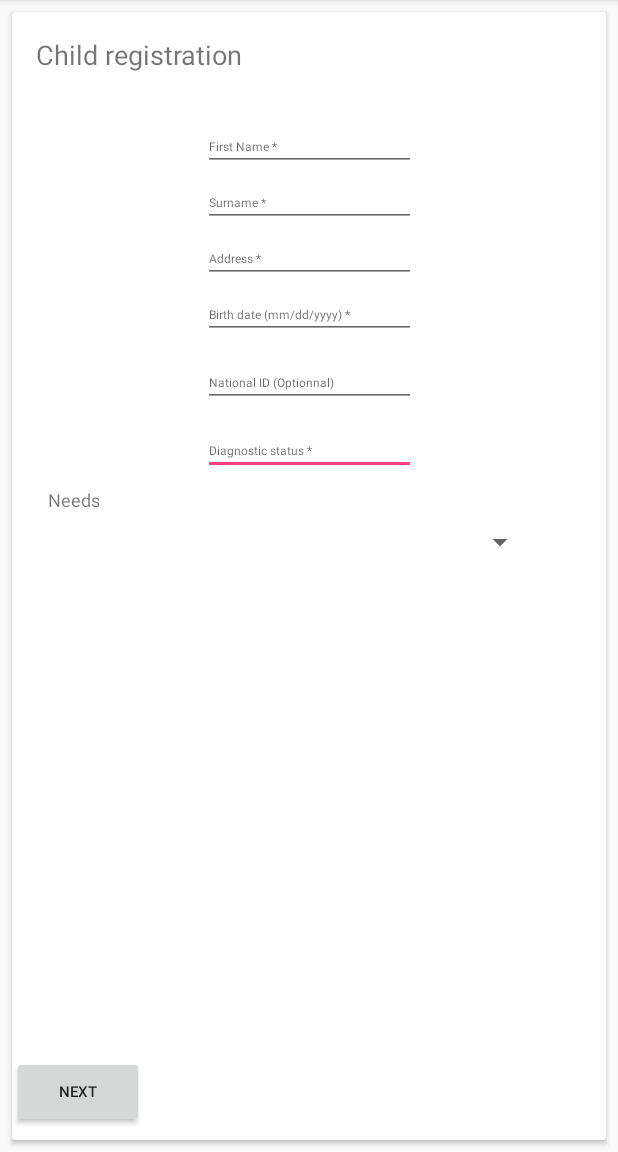
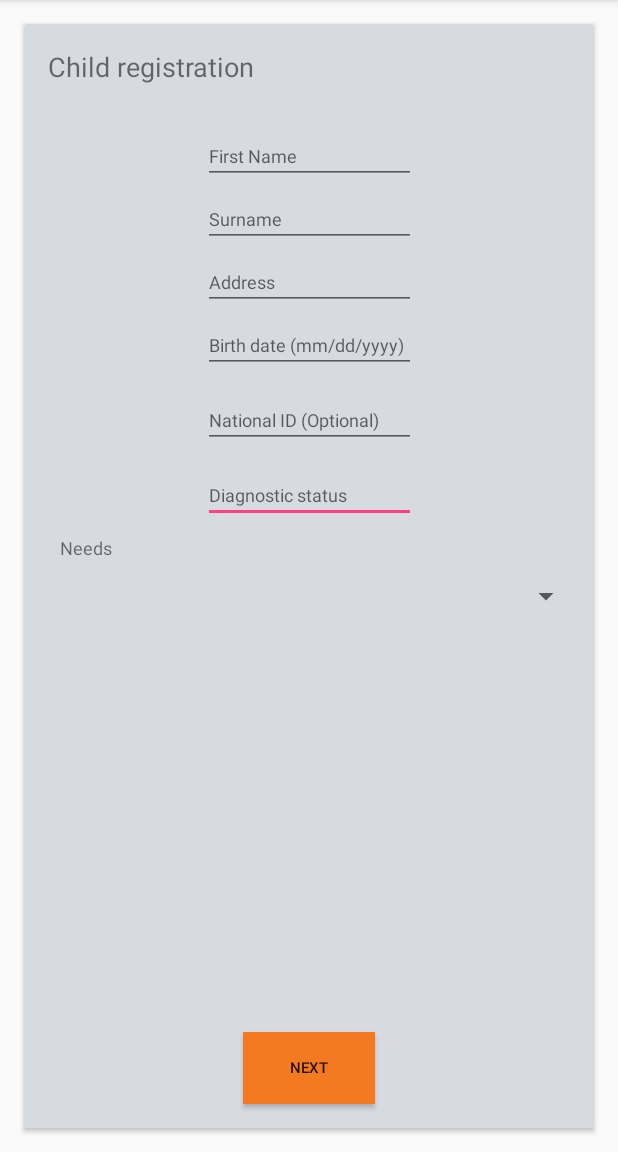
Before and after one commit to access-autism/android-client, an Android app: the screen it shows after launch (FamilyCaregiverSignUpFormActivity), on a phone screen of 412 x 824 dp, the part 84-1236 px from its top. Run offline under Robolectric (Android 15) with nearby library versions, the light colour scheme and no system bars.

Commit message:
Added strings and colors, link bewteen common signup and this to do

```diff
--- a/app/src/main/res/layout/activity_family_caregiver_sign_up_form.xml
+++ b/app/src/main/res/layout/activity_family_caregiver_sign_up_form.xml
@@ -9,10 +9,11 @@
     <android.support.v7.widget.CardView
         android:layout_width="0dp"
         android:layout_height="0dp"
-        android:layout_marginBottom="8dp"
-        android:layout_marginEnd="8dp"
-        android:layout_marginStart="8dp"
-        android:layout_marginTop="8dp"
+        android:layout_marginBottom="16dp"
+        android:layout_marginEnd="16dp"
+        android:layout_marginStart="16dp"
+        android:layout_marginTop="16dp"
+        app:cardBackgroundColor="@color/colorCardGray"
         app:layout_constraintBottom_toBottomOf="parent"
         app:layout_constraintEnd_toEndOf="parent"
         app:layout_constraintHorizontal_bias="0.545"
@@ -27,14 +28,14 @@
             <EditText
                 android:id="@+id/editText16"
                 android:layout_width="142dp"
-                android:layout_height="29dp"
+                android:layout_height="34dp"
                 android:layout_marginEnd="8dp"
                 android:layout_marginStart="8dp"
                 android:layout_marginTop="16dp"
                 android:ems="10"
-                android:hint="Diagnostic status *"
+                android:hint="@string/child_registration_diagnostic_status"
                 android:inputType="textPersonName"
-                android:textSize="8sp"
+                android:textSize="12sp"
                 app:layout_constraintEnd_toEndOf="parent"
                 app:layout_constraintStart_toStartOf="parent"
                 app:layout_constraintTop_toBottomOf="@+id/editText15" />
@@ -42,14 +43,14 @@
             <EditText
                 android:id="@+id/editText15"
                 android:layout_width="142dp"
-                android:layout_height="29dp"
+                android:layout_height="34dp"
                 android:layout_marginEnd="8dp"
                 android:layout_marginStart="8dp"
                 android:layout_marginTop="16dp"
                 android:ems="10"
-                android:hint="National ID (Optionnal)"
+                android:hint="@string/child_registration_national_id"
                 android:inputType="textPersonName"
-                android:textSize="8sp"
+                android:textSize="12sp"
                 app:layout_constraintEnd_toEndOf="parent"
                 app:layout_constraintStart_toStartOf="parent"
                 app:layout_constraintTop_toBottomOf="@+id/editText20" />
@@ -57,14 +58,14 @@
             <EditText
                 android:id="@+id/editText13"
                 android:layout_width="142dp"
-                android:layout_height="29dp"
+                android:layout_height="34dp"
                 android:layout_marginEnd="8dp"
                 android:layout_marginStart="8dp"
                 android:layout_marginTop="8dp"
                 android:ems="10"
-                android:hint="Surname *"
+                android:hint="@string/child_registration_surname"
                 android:inputType="textPersonName"
-                android:textSize="8sp"
+                android:textSize="12sp"
                 app:layout_constraintEnd_toEndOf="parent"
                 app:layout_constraintStart_toStartOf="parent"
                 app:layout_constraintTop_toBottomOf="@+id/editText2" />
@@ -83,27 +84,27 @@
             <EditText
                 android:id="@+id/editText2"
                 android:layout_width="142dp"
-                android:layout_height="29dp"
+                android:layout_height="34dp"
                 android:layout_marginEnd="8dp"
                 android:layout_marginStart="8dp"
-                android:layout_marginTop="36dp"
+                android:layout_marginTop="32dp"
                 android:ems="10"
-                android:hint="First Name *"
+                android:hint="@string/child_registration_first_name"
                 android:inputType="textPersonName"
-                android:textSize="8sp"
+                android:selectAllOnFocus="false"
+                android:textSize="12sp"
                 app:layout_constraintEnd_toEndOf="parent"
                 app:layout_constraintStart_toStartOf="parent"
                 app:layout_constraintTop_toBottomOf="@+id/textView" />
 
             <Spinner
                 android:id="@+id/spinner2"
-                android:layout_width="341dp"
+                android:layout_width="0dp"
                 android:layout_height="wrap_content"
                 android:layout_marginEnd="8dp"
                 android:layout_marginStart="8dp"
-                android:layout_marginTop="8dp"
+                android:layout_marginTop="12dp"
                 app:layout_constraintEnd_toEndOf="parent"
-                app:layout_constraintHorizontal_bias="0.0"
                 app:layout_constraintStart_toStartOf="parent"
                 app:layout_constraintTop_toBottomOf="@+id/textView3" />
 
@@ -111,24 +112,28 @@
                 android:id="@+id/button"
                 android:layout_width="wrap_content"
                 android:layout_height="wrap_content"
-                android:layout_marginBottom="8dp"
+                android:layout_marginBottom="16dp"
+                android:layout_marginEnd="8dp"
+                android:layout_marginStart="8dp"
+                android:background="@color/colorButtonOrange"
                 android:onClick="onClickNext"
-                android:text="Next"
+                android:text="@string/next"
                 android:textSize="10sp"
                 app:layout_constraintBottom_toBottomOf="parent"
-                tools:layout_editor_absoluteX="141dp" />
+                app:layout_constraintEnd_toEndOf="parent"
+                app:layout_constraintStart_toStartOf="parent" />
 
             <EditText
                 android:id="@+id/editText19"
                 android:layout_width="142dp"
-                android:layout_height="29dp"
+                android:layout_height="34dp"
                 android:layout_marginEnd="8dp"
                 android:layout_marginStart="8dp"
                 android:layout_marginTop="8dp"
                 android:ems="10"
-                android:hint="Address *"
+                android:hint="@string/child_registration_address"
                 android:inputType="textPostalAddress"
-                android:textSize="8sp"
+                android:textSize="12sp"
                 app:layout_constraintEnd_toEndOf="parent"
                 app:layout_constraintStart_toStartOf="parent"
                 app:layout_constraintTop_toBottomOf="@+id/editText13" />
@@ -136,14 +141,14 @@
             <EditText
                 android:id="@+id/editText20"
                 android:layout_width="142dp"
-                android:layout_height="29dp"
+                android:layout_height="34dp"
                 android:layout_marginEnd="8dp"
                 android:layout_marginStart="8dp"
                 android:layout_marginTop="8dp"
                 android:ems="10"
-                android:hint="Birth date (mm/dd/yyyy) *"
+                android:hint="@string/child_registration_birth_date"
                 android:inputType="date"
-                android:textSize="8sp"
+                android:textSize="12sp"
                 app:layout_constraintEnd_toEndOf="parent"
                 app:layout_constraintStart_toStartOf="parent"
                 app:layout_constraintTop_toBottomOf="@+id/editText19" />
@@ -154,7 +159,7 @@
                 android:layout_height="wrap_content"
                 android:layout_marginStart="24dp"
                 android:layout_marginTop="8dp"
-                android:text="Needs"
+                android:text="@string/child_registration_needs_title"
                 android:textSize="12sp"
                 app:layout_constraintStart_toStartOf="parent"
                 app:layout_constraintTop_toBottomOf="@+id/editText16" />
--- a/app/src/main/res/values/colors.xml
+++ b/app/src/main/res/values/colors.xml
@@ -3,11 +3,11 @@
     <color name="colorPrimary">#3F51B5</color>
     <color name="colorPrimaryDark">#303F9F</color>
     <color name="colorAccent">#FF4081</color>
-    <color name="colorButtonOrange">#F37A20</color>
+    <color name="colorButtonOrange">#f37a20</color>
     <color name="colorButtonGreen">#82BF6E</color>
     <color name="colorCardGray">#d7dae0</color>
     <color name="white">#fff</color>
-    <color name="black">#000</color>
+    <color name="black">#000000</color>
     <color name="colorButtonText">#088c91</color>
 
 </resources>
--- a/app/src/main/res/values/strings.xml
+++ b/app/src/main/res/values/strings.xml
@@ -1,4 +1,20 @@
 <resources>
     <string name="app_name">Access-autism</string>
+    <string name="next">Next</string>
+    <string name="finish">Finish</string>
     <string name="child_registration_sign_up_title">Child registration</string>
+    <string name="child_registration_first_name">First Name</string>
+    <string name="child_registration_surname">Surname</string>
+    <string name="child_registration_address">Address</string>
+    <string name="child_registration_birth_date">Birth date (mm/dd/yyyy)</string>
+    <string name="child_registration_national_id">National ID (Optional)</string>
+    <string name="child_registration_diagnostic_status">Diagnostic status</string>
+    <string name="child_registration_needs_title">Needs</string>
+    <string name="child_registration_asd_features_title">ASD Features</string>
+    <string name="child_registration_assigned_provider_title">Assigned provider</string>
+    <string name="child_registration_description_title">Description (Optional)</string>
+    <string name="provider_sign_up_assigned_facility_title">Assigned facility</string>
+    <string name="provider_sign_up_speciality_title">Role / Speciality</string>
+
+
 </resources>
```
Also changed, not shown: app/src/main/res/layout/activity_family_caregiver_sign_up_form2.xml (+14 -9 lines), app/src/main/res/layout/activity_family_caregiver_sign_up_form3.xml (+24 -15 lines), app/src/main/res/layout/activity_provider_sign_up_form.xml (+14 -17 lines).
